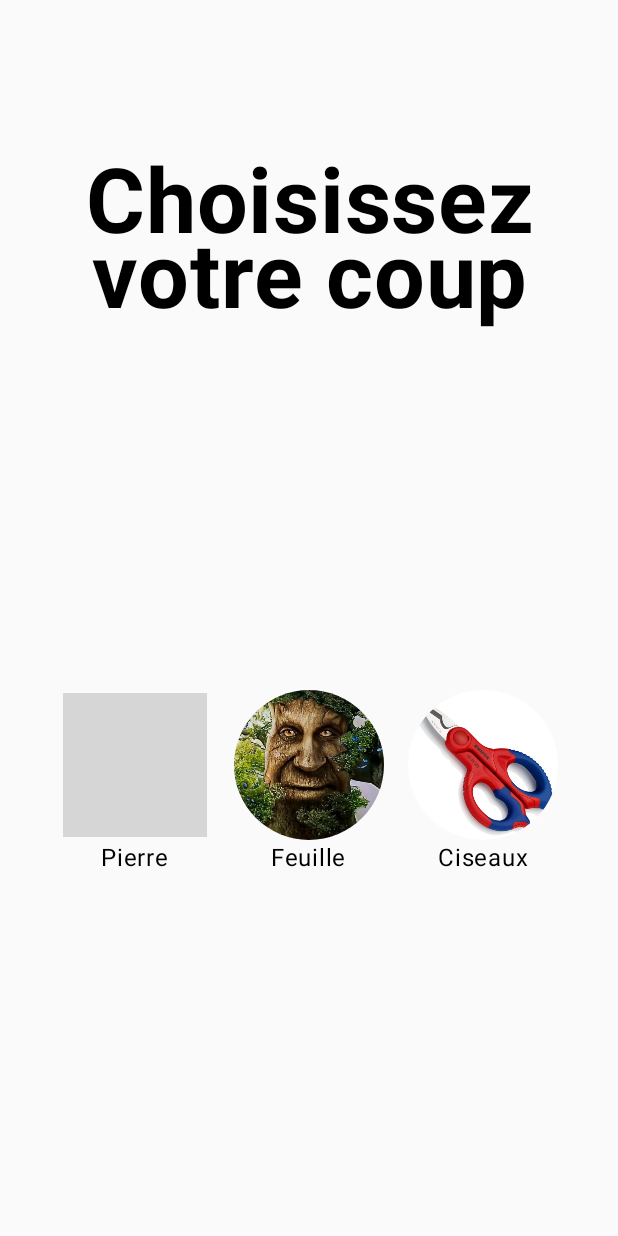
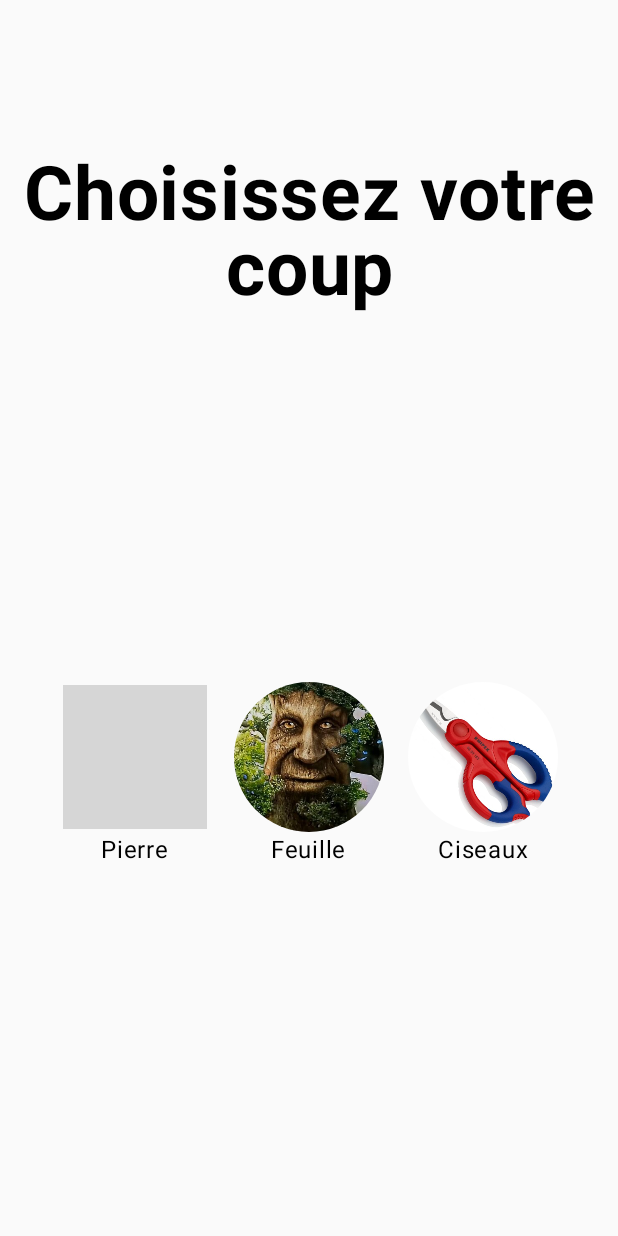
Before and after one commit to Nissyaniss/ShiFouDuBus_R4A11_Project, an Android app built with Jetpack Compose: the selecter screen opened through its navigation route, on a phone screen of 412 x 824 dp. Run offline under Robolectric (Android 15) with nearby library versions, the phone set to English and light mode, and no system bars; grey boxes are pictures that could not be loaded.

Commit message:
better view

```diff
--- a/app/src/main/java/org/nissya/shifoudubus/GameView.kt
+++ b/app/src/main/java/org/nissya/shifoudubus/GameView.kt
@@ -5,6 +5,7 @@ import androidx.compose.foundation.Image
 import androidx.compose.foundation.layout.Arrangement
 import androidx.compose.foundation.layout.Column
 import androidx.compose.foundation.layout.Row
+import androidx.compose.foundation.layout.RowScope
 import androidx.compose.foundation.layout.Spacer
 import androidx.compose.foundation.layout.fillMaxSize
 import androidx.compose.foundation.layout.height
@@ -18,6 +19,7 @@ import androidx.compose.material3.Text
 import androidx.compose.runtime.Composable
 import androidx.compose.ui.Alignment
 import androidx.compose.ui.Modifier
+import androidx.compose.ui.graphics.painter.Painter
 import androidx.compose.ui.res.painterResource
 import androidx.compose.ui.res.stringResource
 import androidx.compose.ui.text.font.FontWeight
@@ -40,10 +42,12 @@ fun Home(navController: NavController, viewModel: ShakeViewModel) {
     ) {
         Text(
             text = stringResource(R.string.gameTitle),
-            modifier = Modifier.padding(bottom = 100.dp)
+            fontSize = 50.sp,
+            fontWeight = FontWeight.Bold,
+            modifier = Modifier.padding(bottom = 20.dp)
         )
         Text(
-            text = "Meilleur score = " + viewModel.currentBestScore,
+            text = stringResource(R.string.best_score) + viewModel.currentBestScore,
             modifier = Modifier.padding(bottom = 100.dp)
         )
         Button(
@@ -117,7 +121,7 @@ fun Result(navController: NavController, viewModel: ShakeViewModel) {
                 },
                 modifier = Modifier.padding(top = 50.dp)
             ) {
-                Text(text = stringResource(R.string.continuer))
+                Text(text = stringResource(R.string.Continue))
             }
         } else if (viewModel.isLose) {
             Button(
@@ -129,7 +133,7 @@ fun Result(navController: NavController, viewModel: ShakeViewModel) {
                 },
                 modifier = Modifier.padding(top = 50.dp)
             ) {
-                Text(text = stringResource(R.string.rejouer))
+                Text(text = stringResource(R.string.replay))
             }
         }
 
@@ -183,140 +187,118 @@ fun GameAgainstBot(viewModel: ShakeViewModel) {
 
 @Composable
 fun MoveSelecter(navController: NavHostController, viewModel: ShakeViewModel) {
+    Selecter(stringResource(R.string.choose_move)) {
+        Column(
+            horizontalAlignment = Alignment.CenterHorizontally
+        ) {
+            ChooseButton(
+                {
+                    viewModel.image = R.drawable.cacaillou
+                    navController.navigate("gameAgainstBot")
+                },
+                painter = painterResource(id = R.drawable.cacaillou),
+                stringResource(R.string.stone)
+            )
+        }
+        Spacer(modifier = Modifier.width(16.dp))
+        Column(
+            horizontalAlignment = Alignment.CenterHorizontally
+        ) {
+            ChooseButton(
+                {
+                    viewModel.image = R.drawable.arbre
+                    navController.navigate("gameAgainstBot")
+                },
+                painter = painterResource(id = R.drawable.arbre),
+                stringResource(R.string.leaf)
+            )
+        }
+        Spacer(modifier = Modifier.width(16.dp))
+        Column(
+            horizontalAlignment = Alignment.CenterHorizontally
+        ) {
+            ChooseButton(
+                {
+                    viewModel.image = R.drawable.ciseaux
+                    navController.navigate("gameAgainstBot")
+                },
+                painter = painterResource(id = R.drawable.ciseaux),
+                stringResource(R.string.scissors)
+            )
+        }
+    }
+}
+
+@Composable
+fun Selecter(
+    title: String,
+    content: @Composable RowScope.() -> Unit
+) {
     Column(
         modifier = Modifier.fillMaxSize(),
         verticalArrangement = Arrangement.Center,
-        horizontalAlignment = Alignment.CenterHorizontally
+        horizontalAlignment = Alignment.CenterHorizontally,
     ) {
-        viewModel.imageBot = R.drawable.squidgame
         Text(
             modifier = Modifier.padding(top = 100.dp),
             style = LocalTextStyle.current.copy(lineHeight = 50.sp),
             textAlign = TextAlign.Center,
-            text = stringResource(R.string.choose_move),
-            fontSize = 60.sp,
+            text = title,
+            fontSize = 50.sp,
             fontWeight = FontWeight.Bold
         )
         Row(
             modifier = Modifier.fillMaxSize(),
             horizontalArrangement = Arrangement.Center,
-            verticalAlignment = Alignment.CenterVertically
-        ) {
-            Column(
-                horizontalAlignment = Alignment.CenterHorizontally
-            ) {
-                IconButton(
-                    onClick = {
-                        viewModel.image =
-                            R.drawable.cacaillou; navController.navigate("gameAgainstBot")
-                    },
-                    modifier = Modifier.size(100.dp)
-                ) {
-                    Image(
-                        painter = painterResource(id = R.drawable.cacaillou),
-                        contentDescription = "Icon Button",
+            verticalAlignment = Alignment.CenterVertically,
+            content = content
         )
-                }
-                Text(text = stringResource(R.string.pierre))
-            }
-            Spacer(modifier = Modifier.width(16.dp))
-            Column(
-                horizontalAlignment = Alignment.CenterHorizontally
-            ) {
-                IconButton(
-                    onClick = {
-                        viewModel.image = R.drawable.arbre; navController.navigate("gameAgainstBot")
-                    },
-                    modifier = Modifier.size(100.dp)
-                ) {
-                    Image(
-                        painter = painterResource(id = R.drawable.arbre),
-                        contentDescription = "Icon Button",
-                    )
-                }
-                Text(text = stringResource(R.string.feuille))
-
-            }
-            Spacer(modifier = Modifier.width(16.dp))
-            Column(
-                horizontalAlignment = Alignment.CenterHorizontally
-            ) {
-                IconButton(
-                    onClick = {
-                        viewModel.image =
-                            R.drawable.ciseaux; navController.navigate("gameAgainstBot")
-                    },
-                    modifier = Modifier.size(100.dp)
-                ) {
-                    Image(
-                        painter = painterResource(id = R.drawable.ciseaux),
-                        contentDescription = "Icon Button",
-                    )
-                }
-                Text(text = stringResource(R.string.ciseaux))
-            }
-
-        }
     }
 }
 
 @SuppressLint("DefaultLocale")
 @Composable
 fun DifficultySelecter(navController: NavHostController, viewModel: ShakeViewModel) {
-    Column(
-        modifier = Modifier.fillMaxSize(),
-        verticalArrangement = Arrangement.Center,
-        horizontalAlignment = Alignment.CenterHorizontally
-    ) {
-        Text(
-            modifier = Modifier.padding(top = 100.dp),
-            style = LocalTextStyle.current.copy(lineHeight = 50.sp),
-            textAlign = TextAlign.Center,
-            text = stringResource(R.string.choose_difficulty),
-            fontSize = 50.sp,
-            fontWeight = FontWeight.Bold
+    Selecter(stringResource(R.string.choose_difficulty)) {
+        ChooseButton(
+            {
+                viewModel.difficulty = Difficulty.RANDOM
+                navController.navigate("selecter")
+            },
+            painterResource(id = R.drawable.gamble),
+            stringResource(R.string.random)
         )
-        Row(
-            modifier = Modifier.fillMaxSize(),
-            horizontalArrangement = Arrangement.Center,
-            verticalAlignment = Alignment.CenterVertically
+        Spacer(modifier = Modifier.width(16.dp))
+        ChooseButton(
+            {
+                viewModel.difficulty = Difficulty.RANDOM
+                navController.navigate("selecter")
+            },
+            painterResource(R.drawable.intelligent),
+            stringResource(R.string.normal)
+        )
+    }
+}
+
+@Composable
+fun ChooseButton(
+    onClick: () -> Unit,
+    painter: Painter,
+    text: String,
 ) {
     Column(
         horizontalAlignment = Alignment.CenterHorizontally
     ) {
         IconButton(
-                    onClick = {
-                        viewModel.difficulty = Difficulty.RANDOM
-                        navController.navigate("selecter")
-                    },
+            onClick = onClick,
             modifier = Modifier.size(100.dp)
         ) {
             Image(
-                        painter = painterResource(id = R.drawable.gamble),
+                painter = painter,
                 contentDescription = "Icon Button",
             )
         }
-                Text(text = stringResource(R.string.random))
-            }
-            Spacer(modifier = Modifier.width(16.dp))
-            Column(
-                horizontalAlignment = Alignment.CenterHorizontally
-            ) {
-                IconButton(
-                    onClick = {
-                        viewModel.difficulty = Difficulty.NORMAL
-                        navController.navigate("selecter")
-                    },
-                    modifier = Modifier.size(100.dp)
-                ) {
-                    Image(
-                        painter = painterResource(id = R.drawable.intelligent),
-                        contentDescription = "Icon Button",
-                    )
-                }
-                Text(text = stringResource(R.string.normal))
-            }
-        }
+        Text(text)
     }
 }
 
--- a/app/src/main/res/values/strings.xml
+++ b/app/src/main/res/values/strings.xml
@@ -18,13 +18,13 @@
     <string name="home">Home</string>
     <string name="choose_difficulty">Choisissez la difficulté</string>
     <string name="choose_move">Choisissez votre coup</string>
-    <string name="pierre">Pierre</string>
-    <string name="feuille">Feuille</string>
-    <string name="ciseaux">Ciseaux</string>
+    <string name="stone">Pierre</string>
+    <string name="leaf">Feuille</string>
+    <string name="scissors">Ciseaux</string>
     <string name="random">Aléatoire</string>
     <string name="normal">Normal</string>
-    <string name="continuer">Continuer</string>
-    <string name="rejouer">Rejouer</string>
+    <string name="Continue">Continuer</string>
+    <string name="replay">Rejouer</string>
     <string name="current_score">"Score actuel = "</string>
     <string name="best_score">"Meilleur Score = "</string>
 </resources>
```
Lines whose indentation alone changed are shown as unchanged.
